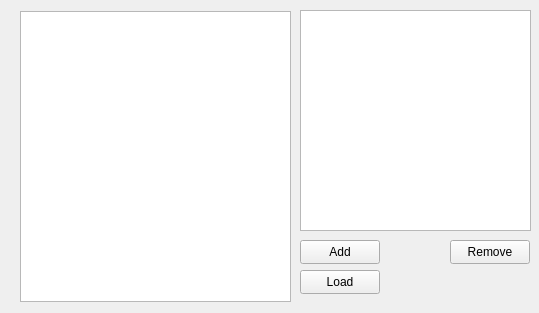
This is list.ui in khooinguyeen/FoodManagementSystem as Qt 5 draws it before an edit. The edited form follows.
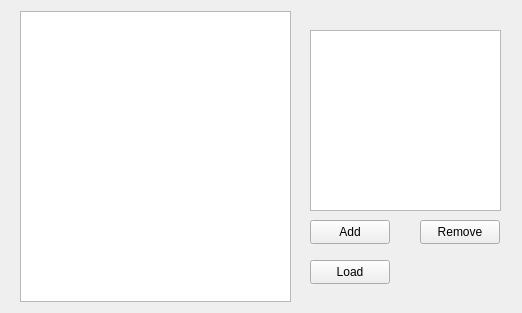
This is the edited form.

```diff
--- a/list.ui
+++ b/list.ui
@@ -6,7 +6,7 @@
    <rect>
     <x>0</x>
     <y>0</y>
-    <width>539</width>
+    <width>522</width>
     <height>313</height>
    </rect>
   </property>
@@ -26,8 +26,8 @@
   <widget class="QPushButton" name="btnRemove">
    <property name="geometry">
     <rect>
-     <x>450</x>
-     <y>240</y>
+     <x>420</x>
+     <y>220</y>
      <width>80</width>
      <height>24</height>
     </rect>
@@ -39,8 +39,8 @@
   <widget class="QPushButton" name="btnAdd">
    <property name="geometry">
     <rect>
-     <x>300</x>
-     <y>240</y>
+     <x>310</x>
+     <y>220</y>
      <width>80</width>
      <height>24</height>
     </rect>
@@ -52,18 +52,21 @@
   <widget class="QTextEdit" name="txtInfo">
    <property name="geometry">
     <rect>
-     <x>300</x>
-     <y>10</y>
-     <width>231</width>
-     <height>221</height>
+     <x>310</x>
+     <y>30</y>
+     <width>191</width>
+     <height>181</height>
     </rect>
    </property>
+   <property name="readOnly">
+    <bool>true</bool>
+   </property>
   </widget>
   <widget class="QPushButton" name="btnLoad">
    <property name="geometry">
     <rect>
-     <x>300</x>
-     <y>270</y>
+     <x>310</x>
+     <y>260</y>
      <width>80</width>
      <height>24</height>
     </rect>
```
Left out of the diff: 6 changed lines with no effect on the pictures.
